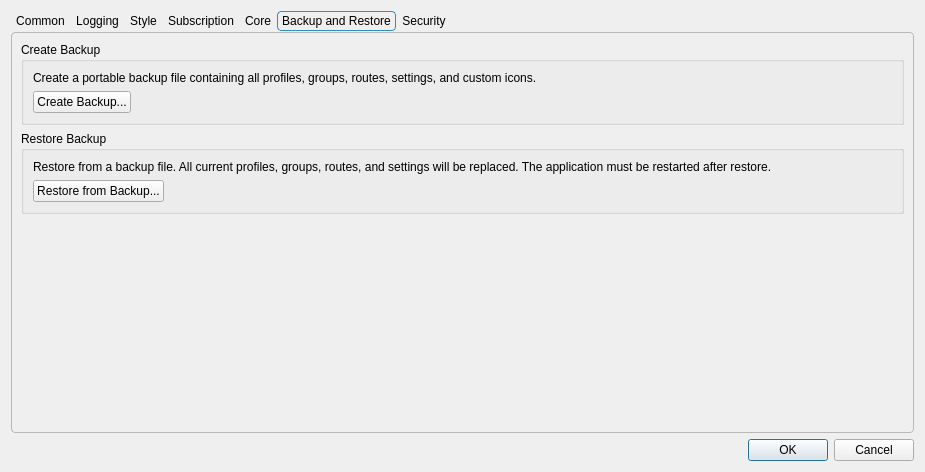
Before: the Qt Designer form include/ui/setting/dialog_basic_settings.ui in shengmo0210/Throne, drawn with Qt 5.
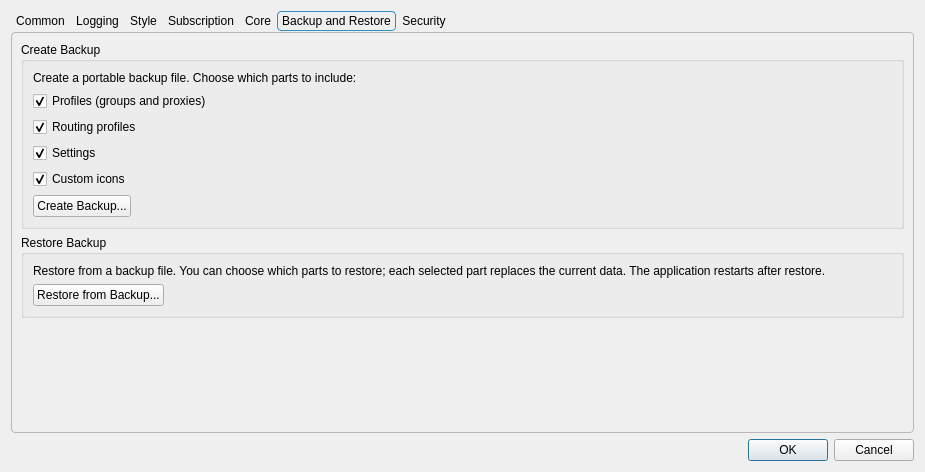
After: the same form once the commit is applied. The open tabs and pages were chosen to show the change. Custom widgets are drawn as their Qt base class.

Commit message: fix: make backup/restore selective and stop settings from being lost

```diff
--- a/include/ui/setting/dialog_basic_settings.ui
+++ b/include/ui/setting/dialog_basic_settings.ui
@@ -1157,13 +1157,53 @@
           <item>
            <widget class="QLabel" name="label_backup_desc">
             <property name="text">
-             <string>Create a portable backup file containing all profiles, groups, routes, settings, and custom icons.</string>
+             <string>Create a portable backup file. Choose which parts to include:</string>
             </property>
             <property name="wordWrap">
              <bool>true</bool>
             </property>
            </widget>
           </item>
+          <item>
+           <widget class="QCheckBox" name="backup_inc_profiles">
+            <property name="text">
+             <string>Profiles (groups and proxies)</string>
+            </property>
+            <property name="checked">
+             <bool>true</bool>
+            </property>
+           </widget>
+          </item>
+          <item>
+           <widget class="QCheckBox" name="backup_inc_routes">
+            <property name="text">
+             <string>Routing profiles</string>
+            </property>
+            <property name="checked">
+             <bool>true</bool>
+            </property>
+           </widget>
+          </item>
+          <item>
+           <widget class="QCheckBox" name="backup_inc_settings">
+            <property name="text">
+             <string>Settings</string>
+            </property>
+            <property name="checked">
+             <bool>true</bool>
+            </property>
+           </widget>
+          </item>
+          <item>
+           <widget class="QCheckBox" name="backup_inc_icons">
+            <property name="text">
+             <string>Custom icons</string>
+            </property>
+            <property name="checked">
+             <bool>true</bool>
+            </property>
+           </widget>
+          </item>
           <item>
            <layout class="QHBoxLayout" name="horizontalLayout_backup_btn">
             <item>
@@ -1200,7 +1240,7 @@
           <item>
            <widget class="QLabel" name="label_restore_desc">
             <property name="text">
-             <string>Restore from a backup file. All current profiles, groups, routes, and settings will be replaced. The application must be restarted after restore.</string>
+             <string>Restore from a backup file. You can choose which parts to restore; each selected part replaces the current data. The application restarts after restore.</string>
             </property>
             <property name="wordWrap">
              <bool>true</bool>
```
The commit also changes 3 other files.
